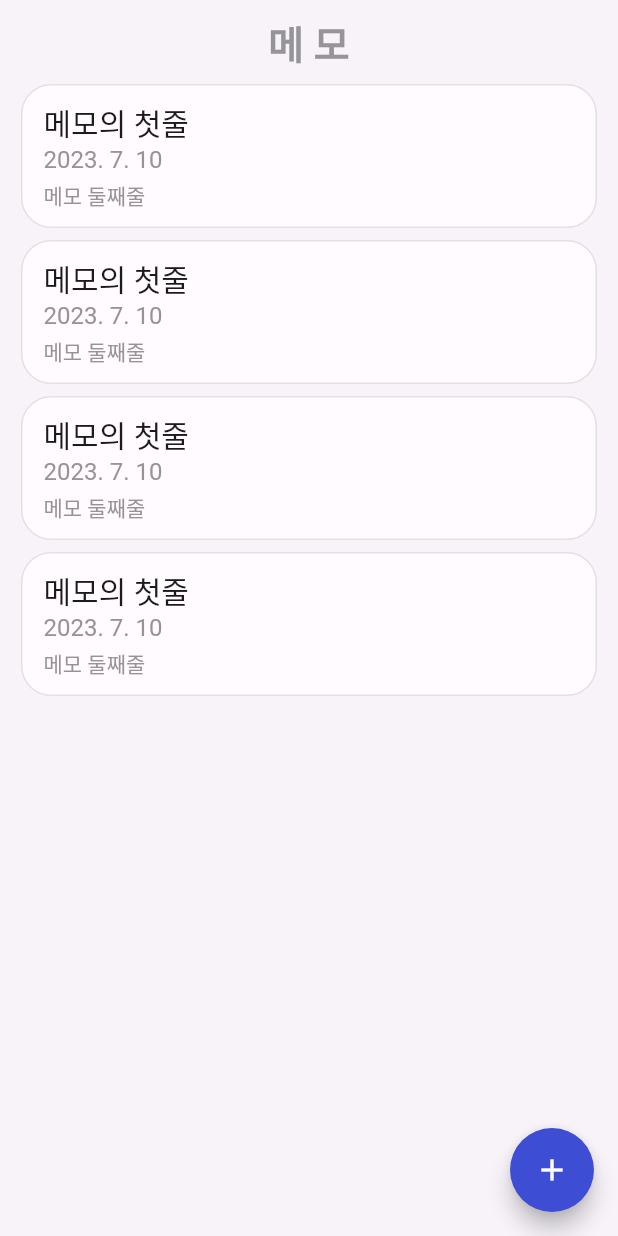
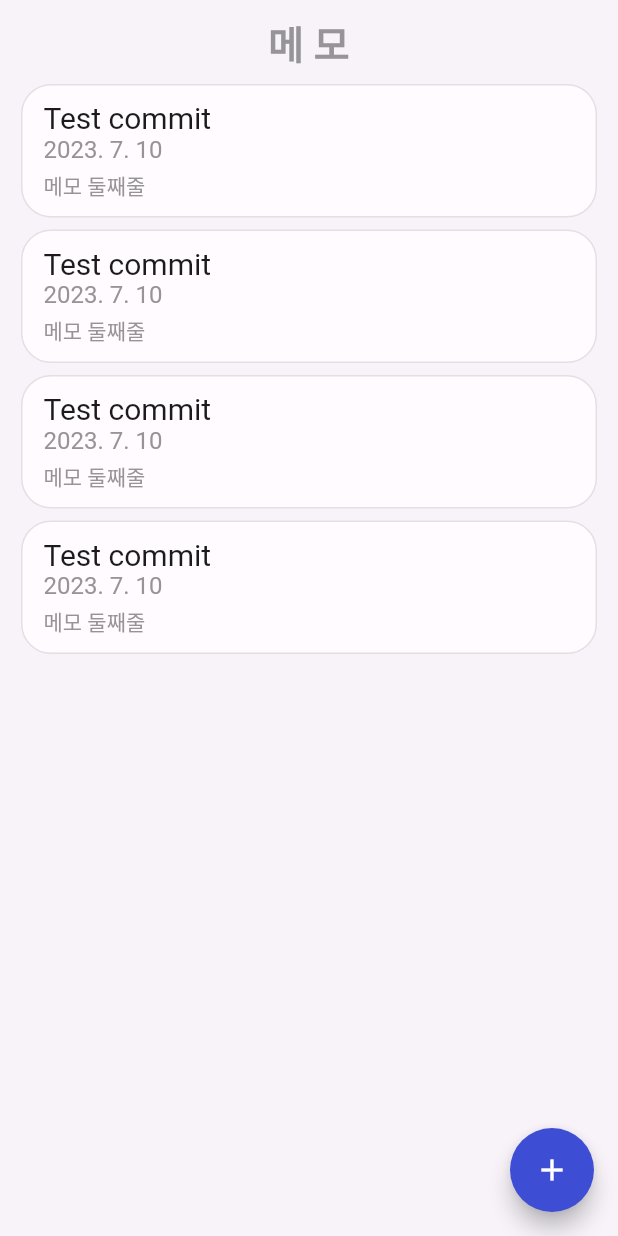
Before and after one commit to miniDevel/memo, a Flutter app: the screen it shows after launch, on a phone screen of 412 x 824 dp. Run offline on Flutter 3.47's test engine with Material 2 defaults, Android fonts, the phone set to English and light mode, and no system bars; our stand-ins replace drift; accounts and stored records are empty; generated files the repository leaves out were written again; Roboto replaces fonts that are missing (HancomMalang).

Commit message:
test 2commit

```diff
--- a/lib/screen/home_screen.dart
+++ b/lib/screen/home_screen.dart
@@ -60,7 +60,7 @@ class MemoCardView extends StatelessWidget {
                 crossAxisAlignment: CrossAxisAlignment.start,
                 children: [
                   Text(
-                    '메모의 첫줄',
+                    'Test commit',
                     style: TextStyle(color: BLACK_COLOR, fontSize: 20),
                   ),
                   Text(
```
